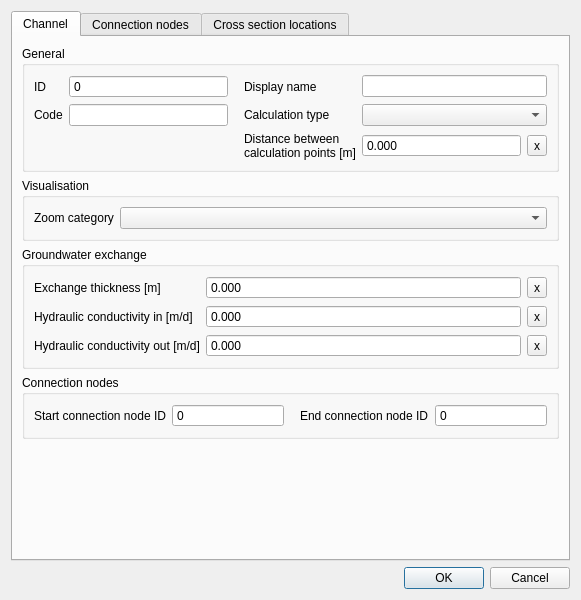
This is threedi_schematisation_editor/forms/ui/channel.ui in nens/threedi-schematisation-editor as Qt 5 draws it before an edit. The edited form follows.
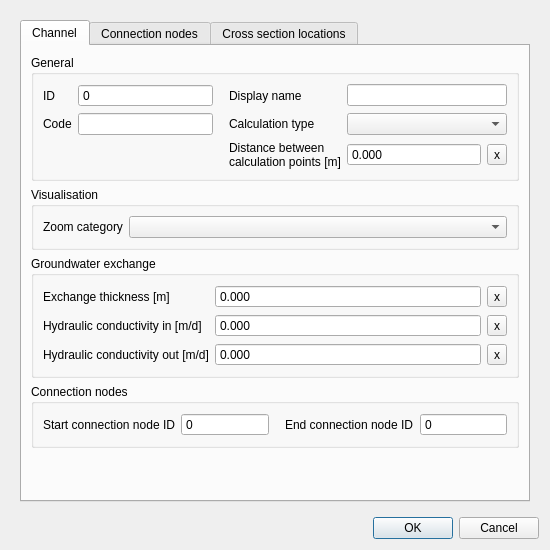
This is the edited form.

```diff
--- a/threedi_schematisation_editor/forms/ui/channel.ui
+++ b/threedi_schematisation_editor/forms/ui/channel.ui
@@ -6,21 +6,32 @@
    <rect>
     <x>0</x>
     <y>0</y>
-    <width>581</width>
-    <height>600</height>
+    <width>550</width>
+    <height>550</height>
    </rect>
   </property>
   <property name="windowTitle">
    <string>Dialog</string>
   </property>
   <layout class="QGridLayout" name="gridLayout">
-   <item row="1" column="0">
-    <widget class="QDialogButtonBox" name="buttonBox">
-     <property name="standardButtons">
-      <set>QDialogButtonBox::Cancel|QDialogButtonBox::Ok</set>
+   <item row="0" column="0">
+    <widget class="QScrollArea" name="scrollArea">
+     <property name="frameShape">
+      <enum>QFrame::NoFrame</enum>
      </property>
-    </widget>
-   </item>
+     <property name="widgetResizable">
+      <bool>true</bool>
+     </property>
+     <widget class="QWidget" name="scrollAreaWidgetContents">
+      <property name="geometry">
+       <rect>
+        <x>0</x>
+        <y>0</y>
+        <width>532</width>
+        <height>503</height>
+       </rect>
+      </property>
+      <layout class="QGridLayout" name="gridLayout_4">
    <item row="0" column="0">
     <widget class="QTabWidget" name="tabWidget">
      <property name="locale">
@@ -1421,6 +1432,17 @@
    </item>
   </layout>
  </widget>
+    </widget>
+   </item>
+   <item row="1" column="0">
+    <widget class="QDialogButtonBox" name="buttonBox">
+     <property name="standardButtons">
+      <set>QDialogButtonBox::Cancel|QDialogButtonBox::Ok</set>
+     </property>
+    </widget>
+   </item>
+  </layout>
+ </widget>
  <tabstops>
   <tabstop>tabWidget</tabstop>
   <tabstop>id</tabstop>
```
Left out of the diff: 1 changed line with no effect on the pictures. Lines whose indentation alone changed are shown as unchanged.
